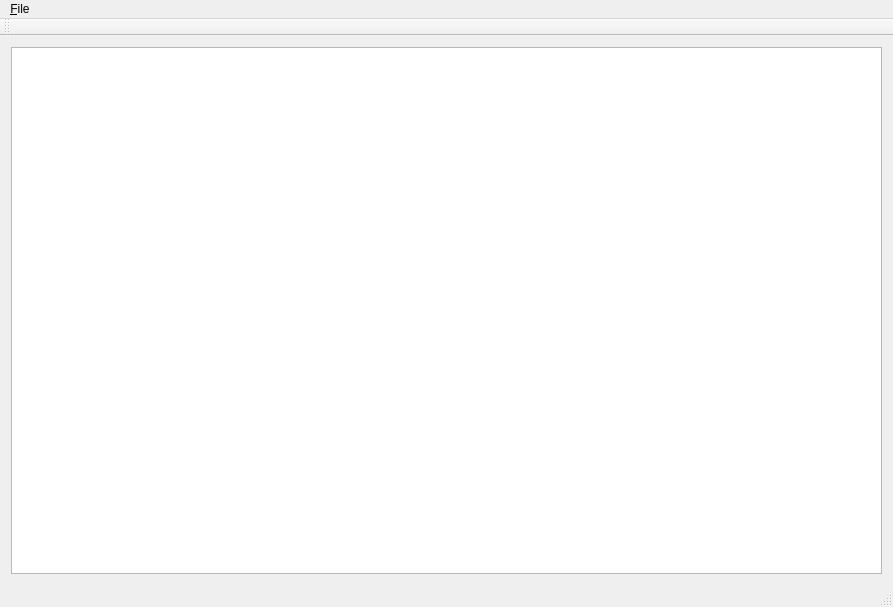
Above: DBExplorer/mainwindow.ui from TheAnswer/Tools before the change. Below: the same form after it.
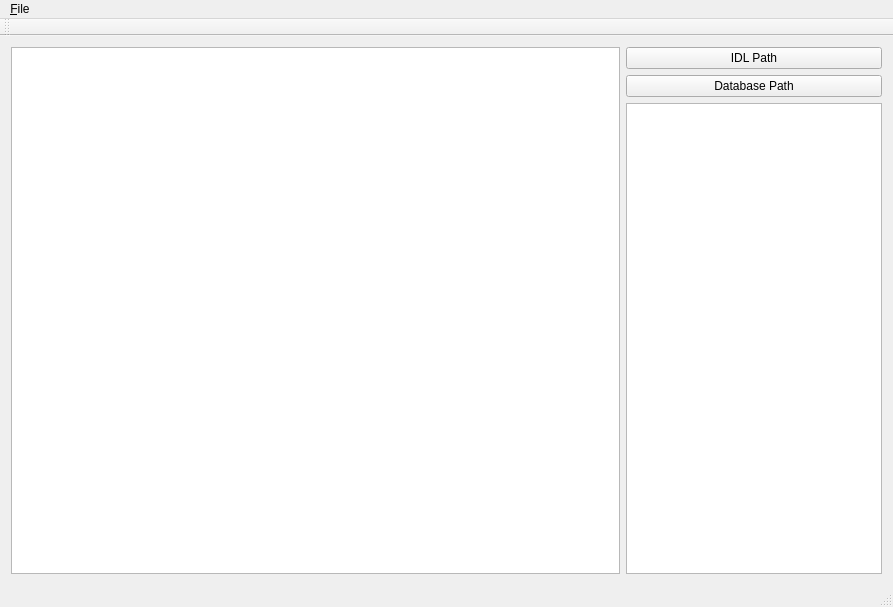
That is the form after the change.

```diff
--- a/DBExplorer/mainwindow.ui
+++ b/DBExplorer/mainwindow.ui
@@ -15,7 +15,31 @@
   </property>
   <widget class="QWidget" name="centralWidget">
    <layout class="QGridLayout" name="gridLayout">
-    <item row="0" column="0">
+    <item row="1" column="1">
+     <widget class="QPushButton" name="databaseButton">
+      <property name="text">
+       <string>Database Path</string>
+      </property>
+     </widget>
+    </item>
+    <item row="2" column="1" rowspan="2" alignment="Qt::AlignRight">
+     <widget class="QListView" name="listView">
+      <property name="sizePolicy">
+       <sizepolicy hsizetype="Fixed" vsizetype="Expanding">
+        <horstretch>0</horstretch>
+        <verstretch>0</verstretch>
+       </sizepolicy>
+      </property>
+     </widget>
+    </item>
+    <item row="0" column="1">
+     <widget class="QPushButton" name="idlButton">
+      <property name="text">
+       <string>IDL Path</string>
+      </property>
+     </widget>
+    </item>
+    <item row="0" column="0" rowspan="4">
      <widget class="QTableView" name="tableView">
       <property name="sizePolicy">
        <sizepolicy hsizetype="Expanding" vsizetype="Expanding">
```
Left out of the diff: 3 changed lines with no effect on the pictures.
